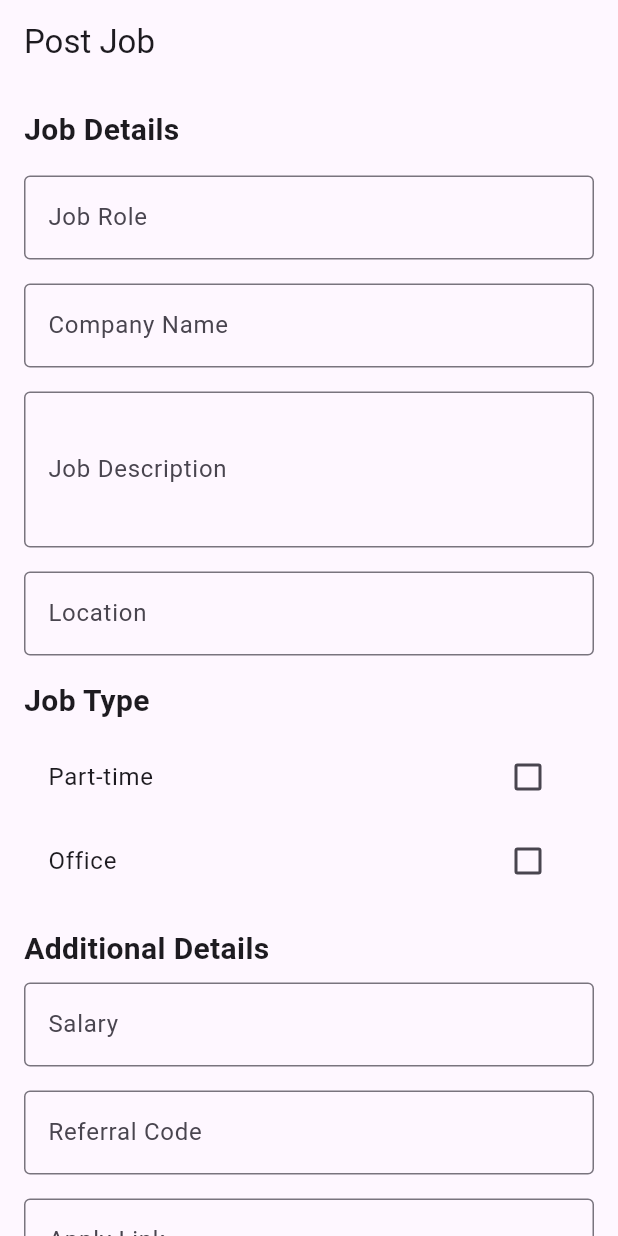
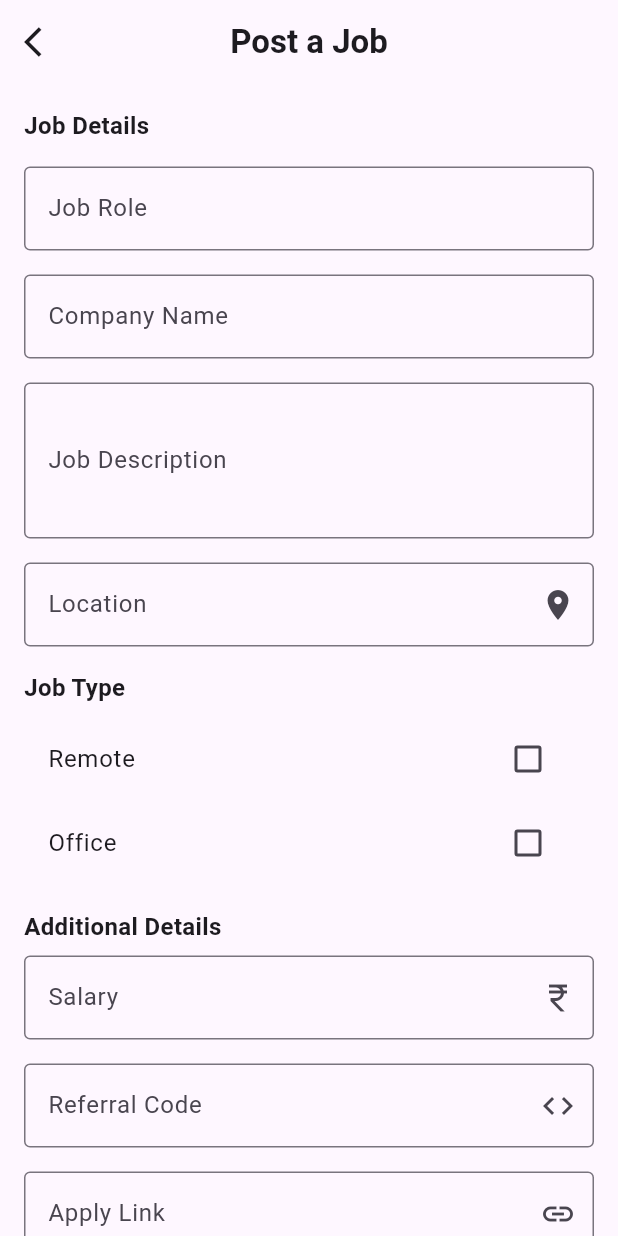
Before and after one commit to WebX-Divin/alumini_job_refer_app, a Flutter app: the screen it shows after launch, on a phone screen of 412 x 824 dp. Run offline on Flutter 3.47's test engine with Material 3 defaults, Android fonts, the phone set to English and light mode, and no system bars; our stand-ins replace shared_preferences.

Commit message:
post screen ui updated

```diff
--- a/lib/screens/postScreen.dart
+++ b/lib/screens/postScreen.dart
@@ -1,3 +1,4 @@
+import 'package:alumini_job_refer_app/screens/homeScreen.dart';
 import 'package:alumini_job_refer_app/screens/successScreen.dart';
 import 'package:flutter/material.dart';
 
@@ -21,11 +22,34 @@ class _PostScreenState extends State<PostScreen> {
   final _referralCodeController = TextEditingController();
   final _applyLinkController = TextEditingController();
 
+  void _saveChanges() {
+    //final job = _jobRoleController.text;
+    if (_formKey.currentState!.validate()) {
+      Navigator.push(
+        context,
+        MaterialPageRoute(
+          builder: (context) => const successScreen(),
+        ),
+      );
+    }
+    setState(() {});
+  }
+
   @override
   Widget build(BuildContext context) {
     return Scaffold(
       appBar: AppBar(
-        title: const Text('Post Job'),
+        leading: IconButton(
+            onPressed: () {
+              Navigator.push(context,
+                  MaterialPageRoute(builder: (context) => const HomeScreen()));
+            },
+            icon: const Icon(Icons.arrow_back_ios)),
+        centerTitle: true,
+        title: const Text(
+          'Post a Job',
+          style: TextStyle(fontWeight: FontWeight.bold),
+        ),
       ),
       body: SingleChildScrollView(
         child: Padding(
@@ -41,7 +65,7 @@ class _PostScreenState extends State<PostScreen> {
                     const Text(
                       'Job Details',
                       style: TextStyle(
-                        fontSize: 20,
+                        fontSize: 16,
                         fontWeight: FontWeight.bold,
                       ),
                     ),
@@ -92,6 +116,7 @@ class _PostScreenState extends State<PostScreen> {
                     TextFormField(
                       controller: _locationController,
                       decoration: const InputDecoration(
+                        suffixIcon: Icon(Icons.location_on),
                         labelText: 'Location',
                         border: OutlineInputBorder(),
                       ),
@@ -106,13 +131,13 @@ class _PostScreenState extends State<PostScreen> {
                     const Text(
                       'Job Type',
                       style: TextStyle(
-                        fontSize: 20,
+                        fontSize: 16,
                         fontWeight: FontWeight.bold,
                       ),
                     ),
                     const SizedBox(height: 8),
                     CheckboxListTile(
-                      title: const Text('Part-time'),
+                      title: const Text('Remote'),
                       value: _isPartTime,
                       onChanged: (value) {
                         setState(() {
@@ -133,7 +158,7 @@ class _PostScreenState extends State<PostScreen> {
                     const Text(
                       'Additional Details',
                       style: TextStyle(
-                        fontSize: 20,
+                        fontSize: 16,
                         fontWeight: FontWeight.bold,
                       ),
                     ),
@@ -141,6 +166,7 @@ class _PostScreenState extends State<PostScreen> {
                     TextFormField(
                       controller: _salaryController,
                       decoration: const InputDecoration(
+                        suffixIcon: Icon(Icons.currency_rupee_sharp),
                         labelText: 'Salary',
                         border: OutlineInputBorder(),
                       ),
@@ -156,6 +182,7 @@ class _PostScreenState extends State<PostScreen> {
                     TextFormField(
                       controller: _referralCodeController,
                       decoration: const InputDecoration(
+                        suffixIcon: Icon(Icons.code),
                         labelText: 'Referral Code',
                         border: OutlineInputBorder(),
                       ),
@@ -164,6 +191,7 @@ class _PostScreenState extends State<PostScreen> {
                     TextFormField(
                       controller: _applyLinkController,
                       decoration: const InputDecoration(
+                        suffixIcon: Icon(Icons.link),
                         labelText: 'Apply Link',
                         border: OutlineInputBorder(),
                       ),
@@ -180,16 +208,21 @@ class _PostScreenState extends State<PostScreen> {
               const SizedBox(height: 32),
               ElevatedButton(
                 onPressed: () {
-                  if (_formKey.currentState!.validate()) {
-                    Navigator.push(
-                      context,
-                      MaterialPageRoute(
-                        builder: (context) => const successScreen(),
-                      ),
-                    );
-                  }
+                  _saveChanges();
                 },
-                child: const Text('Save'),
+                style: ElevatedButton.styleFrom(
+                  backgroundColor: Colors.purple,
+                  padding:
+                      const EdgeInsets.symmetric(horizontal: 150, vertical: 20),
+                ),
+                child: const Text(
+                  'Post',
+                  softWrap: true,
+                  style: TextStyle(
+                    color: Colors.white,
+                    fontWeight: FontWeight.bold,
+                  ),
+                ),
               ),
             ],
           ),
--- a/lib/screens/successScreen.dart
+++ b/lib/screens/successScreen.dart
@@ -9,13 +9,10 @@ class successScreen extends StatelessWidget {
   @override
   Widget build(BuildContext context) {
     return Scaffold(
-      appBar: AppBar(
-        title: const Text('Job Details'),
-      ),
       body: Padding(
         padding: const EdgeInsets.all(16.0),
         child: Column(
-          crossAxisAlignment: CrossAxisAlignment.start,
+          mainAxisAlignment: MainAxisAlignment.center,
           children: [
             GestureDetector(
                 onTap: () => const HomeScreen(),
```
